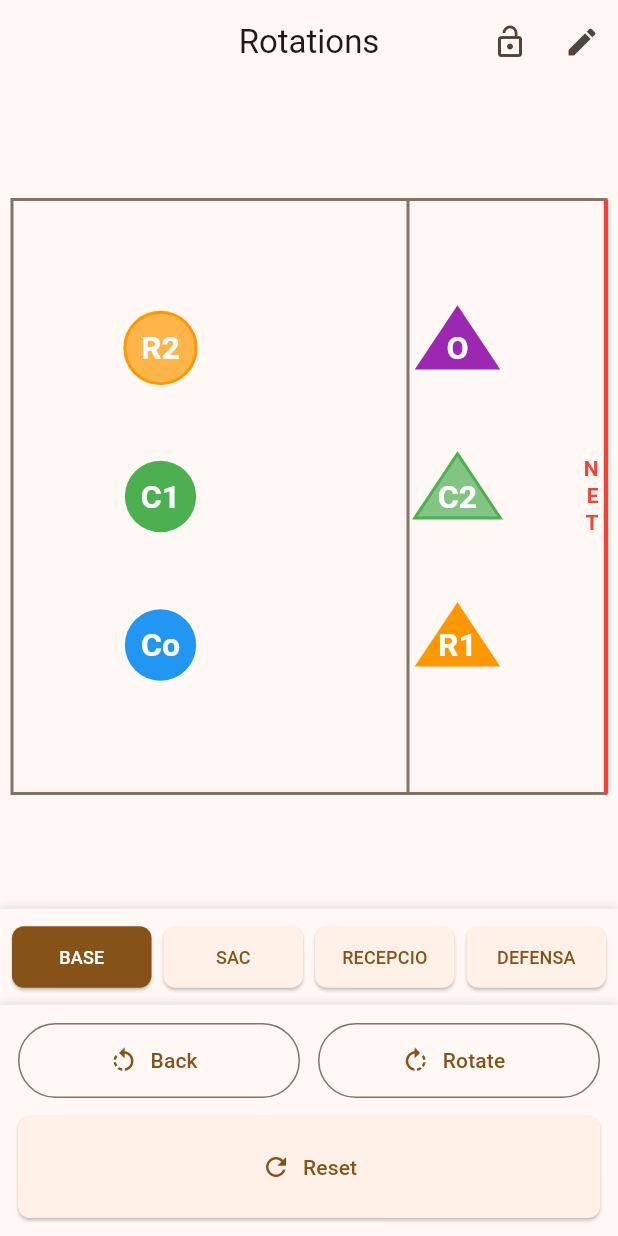
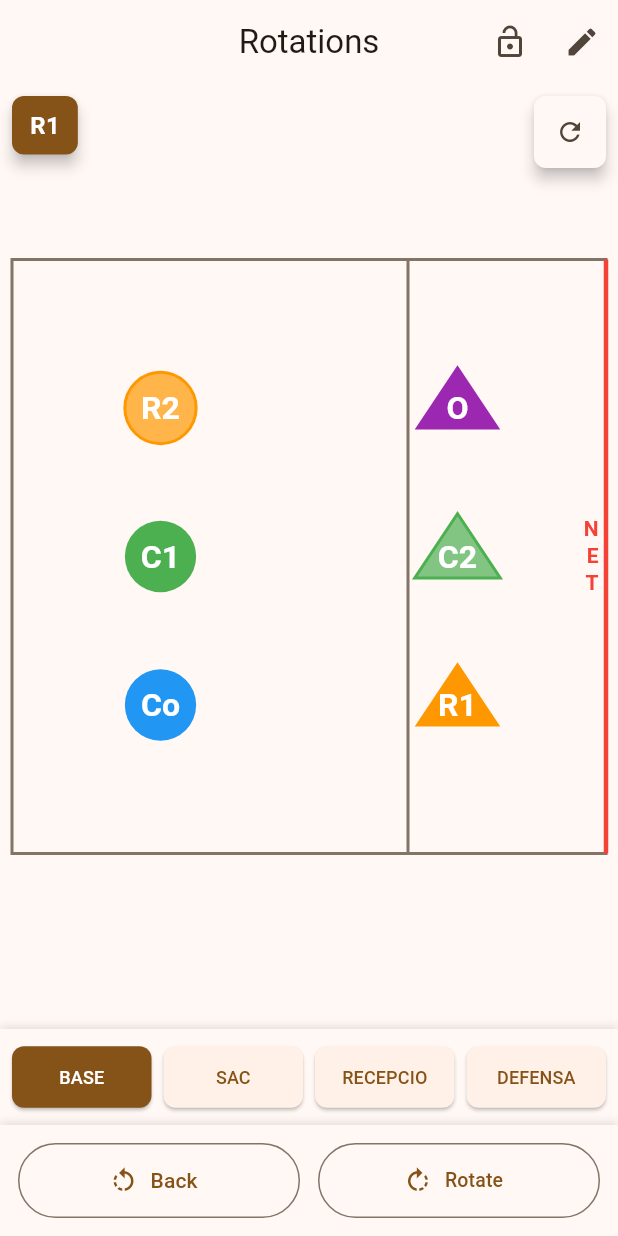
Before and after one commit to PauBenetPrat/volleyflow, a Flutter app: the RotationsPage screen opened by its route, on a phone screen of 412 x 824 dp. Run offline on Flutter 3.47's test engine with Material 3 defaults, Android fonts, the phone set to English and light mode, and no system bars; our stand-ins replace flutter_riverpod, go_router.

Commit message:
no-rev: Refactor RotationsPage layout for improved responsiveness and usability. Enhanced orientation detection for portrait mode, added floating rotation indicator and reset button for better accessibility, and refined button styles for small screens. Removed redundant reset button implementations to streamline the UI.

```diff
--- a/lib/features/rotations/presentation/pages/rotations_page.dart
+++ b/lib/features/rotations/presentation/pages/rotations_page.dart
@@ -15,7 +15,8 @@ class RotationsPage extends ConsumerWidget {
     final mediaQuery = MediaQuery.of(context);
     final isSmallScreen = mediaQuery.size.width < 600;
     final isVerySmallScreen = mediaQuery.size.width < 400;
-    final isPortrait = mediaQuery.size.height > mediaQuery.size.width;
+    // Use orientation for more reliable detection, especially for square screens
+    final isPortrait = mediaQuery.orientation == Orientation.portrait;
 
     final currentRotation = rotationState.rotation;
     final currentPhase = rotationState.phase;
@@ -158,7 +159,8 @@ class RotationsPage extends ConsumerWidget {
       ),
     );
 
-    // Left side panel
+    // Left side panel (phases centered vertically)
+    // In small horizontal screens, include rotation indicator at top
     Widget leftPanel = Container(
       width: isSmallScreen ? (isVerySmallScreen ? 80 : 100) : 120,
       padding: EdgeInsets.symmetric(
@@ -176,11 +178,91 @@ class RotationsPage extends ConsumerWidget {
         ],
       ),
       child: Column(
-        mainAxisAlignment: MainAxisAlignment.start,
+        mainAxisAlignment: MainAxisAlignment.center,
         children: [
-          rotationIndicator,
-          Expanded(child: phaseButtons),
+          // Show rotation indicator at top in small horizontal screens only
+          // Only show in landscape orientation to avoid issues with square screens
+          if (isSmallScreen && mediaQuery.orientation == Orientation.landscape)
+            Container(
+              width: double.infinity,
+              margin: EdgeInsets.only(bottom: isSmallScreen ? 16.0 : 24.0),
+              decoration: BoxDecoration(
+                shape: BoxShape.circle,
+                color: theme.colorScheme.primary,
+                boxShadow: [
+                  BoxShadow(
+                    color: Colors.black.withValues(alpha: 0.2),
+                    blurRadius: 4,
+                    offset: const Offset(0, 2),
+                  ),
+                ],
+              ),
+              child: AspectRatio(
+                aspectRatio: 1.0,
+                child: Center(
+                  child: Text(
+                    'R$currentRotation',
+                    style: TextStyle(
+                      color: Colors.white,
+                      fontSize: isSmallScreen ? 16 : 20,
+                      fontWeight: FontWeight.bold,
+                    ),
+                  ),
+                ),
+              ),
+            ),
+          phaseButtons,
         ],
+      ),
+    );
+
+    // Floating rotation indicator (always visible)
+    Widget floatingRotationIndicator = Positioned(
+      top: isSmallScreen ? 8.0 : 16.0,
+      left: isSmallScreen ? 8.0 : 16.0,
+      child: Material(
+        elevation: 4,
+        borderRadius: BorderRadius.circular(8),
+        color: Colors.transparent,
+        child: Container(
+          padding: EdgeInsets.symmetric(
+            horizontal: isSmallScreen ? 12.0 : 16.0,
+            vertical: isSmallScreen ? 8.0 : 12.0,
+          ),
+          decoration: BoxDecoration(
+            color: theme.colorScheme.primary,
+            borderRadius: BorderRadius.circular(8),
+          ),
+          child: Text(
+            'R$currentRotation',
+            style: TextStyle(
+              color: Colors.white,
+              fontSize: isSmallScreen ? 16 : 18,
+              fontWeight: FontWeight.bold,
+            ),
+          ),
+        ),
+      ),
+    );
+
+    // Floating reset button (always visible, top right)
+    Widget floatingResetButton = Positioned(
+      top: isSmallScreen ? 8.0 : 16.0,
+      right: isSmallScreen ? 8.0 : 16.0,
+      child: Material(
+        elevation: 4,
+        borderRadius: BorderRadius.circular(8),
+        child: IconButton(
+          onPressed: () {
+            ref.read(rotationProvider.notifier).reset();
+          },
+          icon: Icon(Icons.refresh, size: isSmallScreen ? 20 : 24),
+          tooltip: 'Reset',
+          style: IconButton.styleFrom(
+            backgroundColor: theme.colorScheme.surface,
+            padding: EdgeInsets.all(isSmallScreen ? 8.0 : 12.0),
+          ),
+        ),
       ),
     );
 
@@ -237,7 +319,9 @@ class RotationsPage extends ConsumerWidget {
                             ),
                             child: Text(
                               'Rotate',
-                              style: TextStyle(fontSize: isVerySmallScreen ? 12 : 14),
+                              style: TextStyle(fontSize: isVerySmallScreen ? 11 : 13),
+                              softWrap: false,
+                              overflow: TextOverflow.visible,
                             ),
                           ),
                           style: OutlinedButton.styleFrom(
@@ -246,28 +330,6 @@ class RotationsPage extends ConsumerWidget {
                         ),
                       ),
                     ],
-                  ),
-                  SizedBox(height: isVerySmallScreen ? 8 : 12),
-                  SizedBox(
-                    width: double.infinity,
-                    child: ElevatedButton.icon(
-                      onPressed: () {
-                        ref.read(rotationProvider.notifier).reset();
-                      },
-                      icon: Icon(Icons.refresh, size: isVerySmallScreen ? 18 : 20),
-                      label: Padding(
-                        padding: EdgeInsets.symmetric(
-                          vertical: isVerySmallScreen ? 8.0 : 12.0,
-                        ),
-                        child: Text(
-                          'Reset',
-                          style: TextStyle(fontSize: isVerySmallScreen ? 12 : 14),
-                        ),
-                      ),
-                      style: ElevatedButton.styleFrom(
-                        minimumSize: Size(double.infinity, isVerySmallScreen ? 40 : 50),
-                      ),
-                    ),
                   ),
                 ],
               )
@@ -297,25 +359,13 @@ class RotationsPage extends ConsumerWidget {
                       icon: const Icon(Icons.rotate_right),
                       label: const Padding(
                         padding: EdgeInsets.symmetric(vertical: 12.0),
-                        child: Text('Rotate'),
+                        child: Text(
+                          'Rotate',
+                          softWrap: false,
+                          overflow: TextOverflow.visible,
+                        ),
                       ),
                       style: OutlinedButton.styleFrom(
-                        minimumSize: const Size(double.infinity, 50),
-                      ),
-                    ),
-                  ),
-                  const SizedBox(width: 16),
-                  Expanded(
-                    child: ElevatedButton.icon(
-                      onPressed: () {
-                        ref.read(rotationProvider.notifier).reset();
-                      },
-                      icon: const Icon(Icons.refresh),
-                      label: const Padding(
-                        padding: EdgeInsets.symmetric(vertical: 12.0),
-                        child: Text('Reset'),
-                      ),
-                      style: ElevatedButton.styleFrom(
                         minimumSize: const Size(double.infinity, 50),
                       ),
                     ),
@@ -578,32 +628,12 @@ class RotationsPage extends ConsumerWidget {
                                         ),
                                         child: Text(
                                           'Rotate',
-                                          style: TextStyle(fontSize: isVerySmallScreen ? 12 : 14),
+                                          style: TextStyle(fontSize: isVerySmallScreen ? 11 : 13),
+                                          softWrap: false,
+                                          overflow: TextOverflow.visible,
                                         ),
                                       ),
                                       style: OutlinedButton.styleFrom(
-                                        minimumSize: Size(double.infinity, isVerySmallScreen ? 40 : 50),
-                                      ),
-                                    ),
-                                  ),
-                                  SizedBox(height: isVerySmallScreen ? 8 : 12),
-                                  SizedBox(
-                                    width: double.infinity,
-                                    child: ElevatedButton.icon(
-                                      onPressed: () {
-                                        ref.read(rotationProvider.notifier).reset();
-                                      },
-                                      icon: Icon(Icons.refresh, size: isVerySmallScreen ? 18 : 20),
-                                      label: Padding(
-                                        padding: EdgeInsets.symmetric(
-                                          vertical: isVerySmallScreen ? 8.0 : 12.0,
-                                        ),
-                                        child: Text(
-                                          'Reset',
-                                          style: TextStyle(fontSize: isVerySmallScreen ? 12 : 14),
-                                        ),
-                                      ),
-                                      style: ElevatedButton.styleFrom(
                                         minimumSize: Size(double.infinity, isVerySmallScreen ? 40 : 50),
                                       ),
                                     ),
@@ -691,6 +721,10 @@ class RotationsPage extends ConsumerWidget {
                         ),
                       ),
                     ),
+                  // Floating rotation indicator (only in large screens or portrait)
+                  if (!isSmallScreen || isPortrait) floatingRotationIndicator,
+                  // Floating reset button (always visible, top right)
+                  floatingResetButton,
                   // Validation errors overlay (no afecta les dimensions)
                   if (rotationState.validationResult != null &&
                       !rotationState.validationResult!.isValid &&
@@ -862,23 +896,6 @@ class RotationsPage extends ConsumerWidget {
                                       ),
                                     ),
                                   ),
-                                  const SizedBox(height: 12),
-                                  SizedBox(
-                                    width: double.infinity,
-                                    child: ElevatedButton.icon(
-                                      onPressed: () {
-                                        ref.read(rotationProvider.notifier).reset();
-                                      },
-                                      icon: const Icon(Icons.refresh),
-                                      label: const Padding(
-                                        padding: EdgeInsets.symmetric(vertical: 12.0),
-                                        child: Text('Reset'),
-                                      ),
-                                      style: ElevatedButton.styleFrom(
-                                        minimumSize: const Size(double.infinity, 50),
-                                      ),
-                                    ),
-                                  ),
                                 ],
                               ),
                             ),
@@ -1025,6 +1042,10 @@ class RotationsPage extends ConsumerWidget {
                         ),
                       ),
                     ),
+                  // Floating rotation indicator (only in large screens or portrait)
+                  if (!isSmallScreen || isPortrait) floatingRotationIndicator,
+                  // Floating reset button (always visible, top right)
+                  floatingResetButton,
                 ],
               ),
       ),
```
